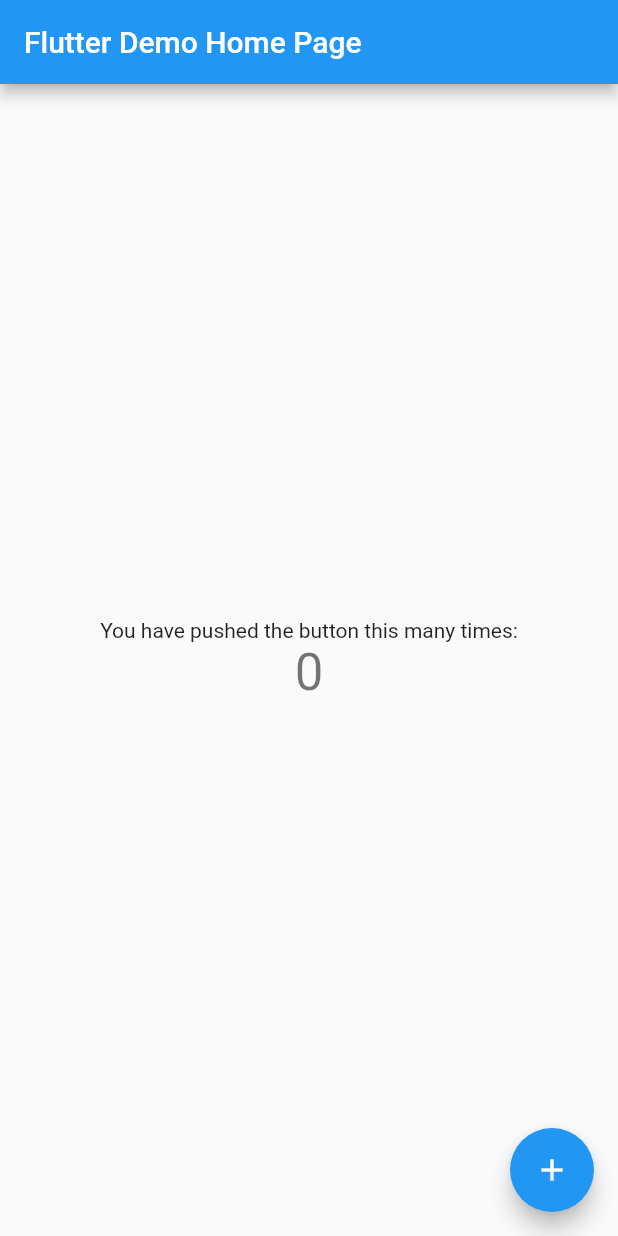
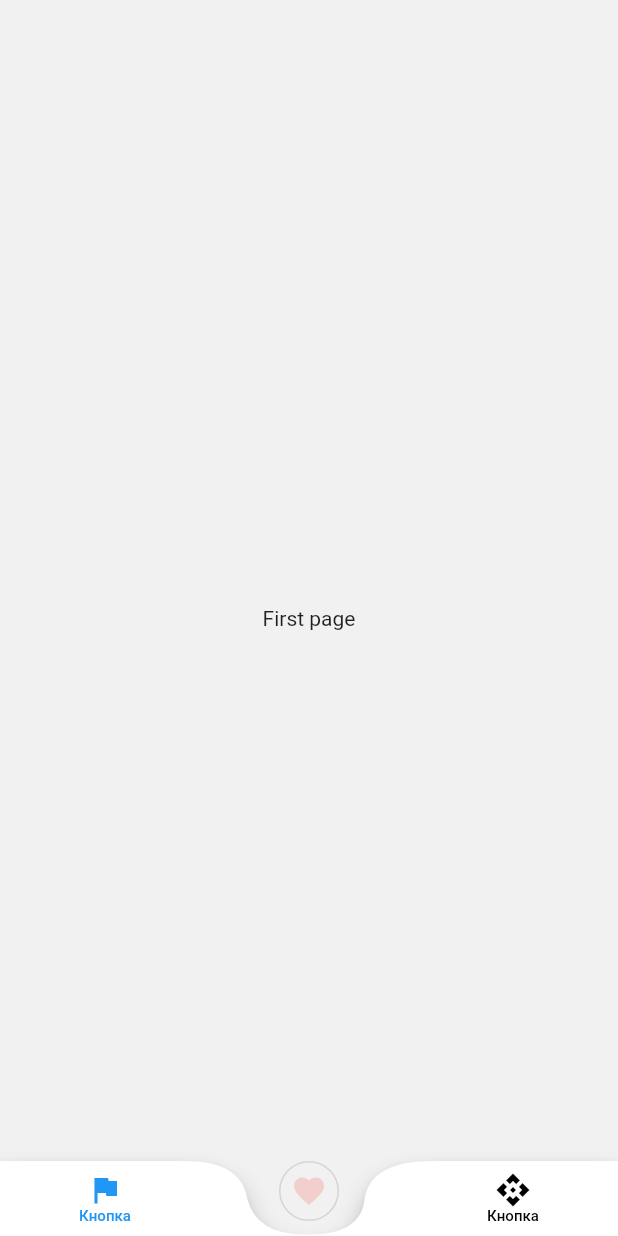
Before and after one commit to BatttA/flutter_bottom_bar, a Flutter app: the screen it shows after launch, on a phone screen of 412 x 824 dp. Run offline on Flutter 3.47's test engine with Material 2 defaults, Android fonts, the phone set to English and light mode, and no system bars.

Commit message:
Added bottom bar

```diff
--- /dev/null
+++ b/analysis_options.yaml
@@ -0,0 +1 @@
+include: package:lint/analysis_options.yaml
--- /dev/null
+++ b/lib/custom_bottom_bar/bnb_custom_painter.dart
@@ -0,0 +1,31 @@
+import 'package:flutter/material.dart';
+
+class BNBCustomPainter extends CustomPainter {
+  @override
+  void paint(Canvas canvas, Size size) {
+    final Paint paint = Paint()
+      ..color = Colors.white
+      ..style = PaintingStyle.fill;
+
+    final Path path = Path();
+    path.moveTo(0, 0); // Start
+    path.lineTo(size.width * .3, 0);
+    path.quadraticBezierTo(
+        size.width * .39, 0, size.width * .4, size.height * .5);
+    path.quadraticBezierTo(
+        size.width * .415, size.height, size.width * .5, size.height - 1);
+    path.quadraticBezierTo(
+        size.width * .585, size.height - 1, size.width * .59, size.height * .5);
+    path.quadraticBezierTo(size.width * .6, 0, size.width * .7, 0);
+    path.lineTo(size.width, 0);
+    path.lineTo(size.width, size.height);
+    path.lineTo(0, size.height);
+    canvas.drawShadow(path, Colors.black, 5, true);
+    canvas.drawPath(path, paint);
+  }
+
+  @override
+  bool shouldRepaint(CustomPainter oldDelegate) {
+    return false;
+  }
+}
--- /dev/null
+++ b/lib/custom_bottom_bar/custom_bottom_bar.dart
@@ -0,0 +1,119 @@
+import 'package:flutter/material.dart';
+
+import 'bnb_custom_painter.dart';
+
+class CustomBottomBar extends StatelessWidget {
+  final int selectedIndex;
+  final Function(int) onTap;
+
+  CustomBottomBar({required this.selectedIndex, required this.onTap});
+
+  final List<IconData> _icons = [
+    Icons.flag,
+    Icons.favorite,
+    Icons.api,
+  ];
+
+  final List<String> _buttonText = [
+    'Кнопка',
+    '',
+    'Кнопка',
+  ];
+
+  @override
+  Widget build(BuildContext context) {
+    final _queryData = MediaQuery.of(context);
+    const _bottomBarHeight = 50.0;
+    return SizedBox(
+      height: _bottomBarHeight,
+      width: _queryData.size.width,
+      child: CustomPaint(
+        size: Size(_queryData.size.width, _bottomBarHeight),
+        painter: BNBCustomPainter(),
+        child: Row(
+          mainAxisAlignment: MainAxisAlignment.spaceAround,
+          children: _icons.map((icon) {
+            final index = _icons.indexOf(icon);
+            if (index == 1) {
+              return _customTabBarItem(iconData: icon, index: 1);
+            }
+            return _tabBarItem(
+              iconData: icon,
+              index: index,
+              buttonText: _buttonText[index],
+            );
+          }).toList(),
+        ),
+      ),
+    );
+  }
+
+  Widget _tabBarItem({
+    required IconData iconData,
+    required int index,
+    required String buttonText,
+  }) {
+    final active = selectedIndex == index;
+    return FloatingActionButton(
+      onPressed: () {
+        onTap(index);
+      },
+      backgroundColor: Colors.white,
+      elevation: 0.0,
+      foregroundColor: Colors.transparent,
+      shape: Border.all(color: Colors.transparent),
+      child: Column(
+        mainAxisAlignment: MainAxisAlignment.center,
+        children: [
+          Icon(
+            iconData,
+            color: active ? Colors.blue : Colors.black,
+          ),
+          Text(
+            buttonText,
+            style: TextStyle(
+              fontSize: 10,
+              color: active ? Colors.blue : Colors.black,
+              letterSpacing: 0,
+            ),
+            textAlign: TextAlign.center,
+            maxLines: 2,
+            overflow: TextOverflow.ellipsis,
+          ),
+        ],
+      ),
+    );
+  }
+
+  Widget _customTabBarItem({required IconData iconData, required int index}) {
+    final active = selectedIndex == index;
+    return Padding(
+      padding: const EdgeInsets.only(bottom: 10),
+      child: IconButton(
+        padding: EdgeInsets.zero,
+        onPressed: () {
+          onTap(index);
+        },
+        icon: Container(
+          decoration: BoxDecoration(
+            color: active
+                ? Colors.yellowAccent.withOpacity(0.15)
+                : Colors.transparent,
+            shape: BoxShape.circle,
+            border: Border.all(
+              color: active ? Colors.blue : Colors.black12,
+            ),
+          ),
+          child: Center(
+            child: Icon(
+              iconData,
+              color: active
+                  ? Colors.red.withOpacity(0.9)
+                  : Colors.red.withOpacity(0.2),
+            ),
+          ),
+        ),
+      ),
+    );
+  }
+}
--- a/lib/main.dart
+++ b/lib/main.dart
@@ -1,4 +1,5 @@
 import 'package:flutter/material.dart';
+import 'package:flutter_bottom_bar/main_screen.dart';
 
 void main() {
   runApp(MyApp());
@@ -7,59 +8,9 @@ void main() {
 class MyApp extends StatelessWidget {
   @override
   Widget build(BuildContext context) {
-    return MaterialApp(
+    return const MaterialApp(
       title: 'Flutter Demo',
-      theme: ThemeData(
-        primarySwatch: Colors.blue,
-      ),
-      home: MyHomePage(title: 'Flutter Demo Home Page'),
+      home: MainScreen(),
     );
   }
 }
-
-class MyHomePage extends StatefulWidget {
-  MyHomePage({Key? key, required this.title}) : super(key: key);
-
-  final String title;
-
-  @override
-  _MyHomePageState createState() => _MyHomePageState();
-}
-
-class _MyHomePageState extends State<MyHomePage> {
-  int _counter = 0;
-
-  void _incrementCounter() {
-    setState(() {
-      _counter++;
-    });
-  }
-
-  @override
-  Widget build(BuildContext context) {
-    return Scaffold(
-      appBar: AppBar(
-        title: Text(widget.title),
-      ),
-      body: Center(
-        child: Column(
-          mainAxisAlignment: MainAxisAlignment.center,
-          children: <Widget>[
-            Text(
-              'You have pushed the button this many times:',
-            ),
-            Text(
-              '$_counter',
-              style: Theme.of(context).textTheme.headline4,
-            ),
-          ],
-        ),
-      ),
-      floatingActionButton: FloatingActionButton(
-        onPressed: _incrementCounter,
-        tooltip: 'Increment',
-        child: Icon(Icons.add),
-      ), // This trailing comma makes auto-formatting nicer for build methods.
-    );
-  }
-}
--- /dev/null
+++ b/lib/main_screen.dart
@@ -0,0 +1,56 @@
+import 'package:flutter/material.dart';
+import 'package:flutter_bottom_bar/custom_bottom_bar/custom_bottom_bar.dart';
+
+class MainScreen extends StatefulWidget {
+  const MainScreen({Key? key}) : super(key: key);
+
+  @override
+  _MainScreenState createState() => _MainScreenState();
+}
+
+class _MainScreenState extends State<MainScreen> {
+  int _selectedIndex = 0;
+
+  @override
+  void initState() {
+    _selectedIndex = 0;
+    super.initState();
+  }
+
+  void _changeTab(int index) {
+    setState(() {
+      _selectedIndex = index;
+    });
+  }
+
+  final List<Widget> _body = [
+    const Center(child: Text('First page')),
+    const Center(child: FlutterLogo(size: 100)),
+    const Center(child: Text('Third page')),
+  ];
+
+  @override
+  Widget build(BuildContext context) {
+    return Scaffold(
+      backgroundColor: Colors.white,
+      body: Stack(
+        children: [
+          Container(
+            color: Colors.grey.withOpacity(0.15),
+            child: IndexedStack(
+              index: _selectedIndex,
+              children: _body,
+            ),
+          ),
+          Positioned(
+            bottom: 0,
+            child: CustomBottomBar(
+              selectedIndex: _selectedIndex,
+              onTap: (index) => _changeTab(index),
+            ),
+          )
+        ],
+      ),
+    );
+  }
+}
--- a/pubspec.yaml
+++ b/pubspec.yaml
@@ -28,10 +28,12 @@ dependencies:
   # The following adds the Cupertino Icons font to your application.
   # Use with the CupertinoIcons class for iOS style icons.
   cupertino_icons: ^1.0.2
+  analyzer: ^1.7.1
 
 dev_dependencies:
   flutter_test:
     sdk: flutter
+  lint: ^1.0.0
 
 # For information on the generic Dart part of this file, see the
 # following page: https://dart.dev/tools/pub/pubspec
```
